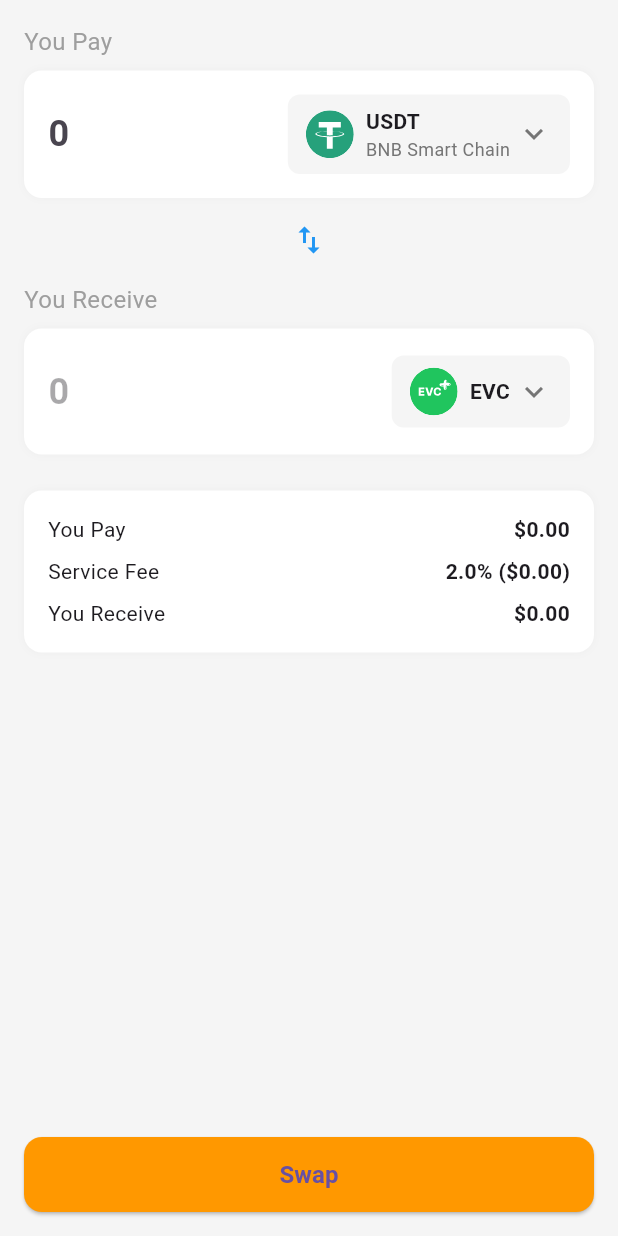
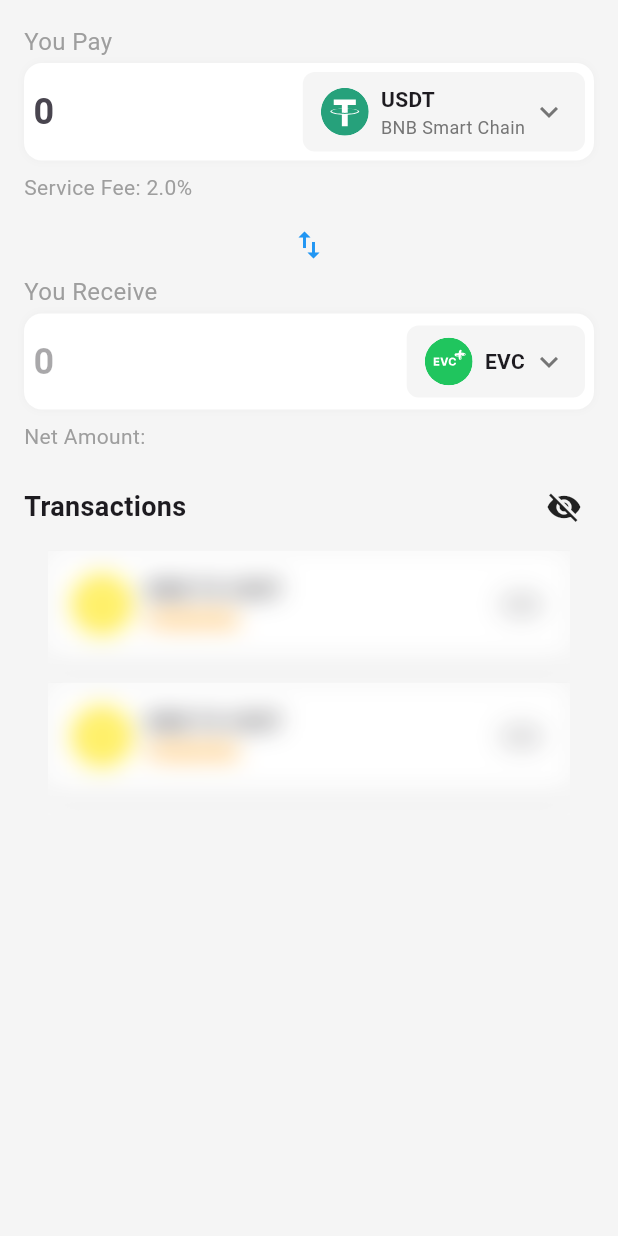
Before and after one commit to ca211-group13/e-badal-mobile, a Flutter app: the screen it shows after launch, on a phone screen of 412 x 824 dp. Run offline on Flutter 3.47's test engine with Material 3 defaults, Android fonts, the phone set to English and light mode, and no system bars; drawn by our look-alikes of blur; our stand-ins replace flutter_svg.

Commit message:
transaction list

```diff
--- a/lib/pages/home/home.dart
+++ b/lib/pages/home/home.dart
@@ -1,5 +1,6 @@
-
 // crypto_swap_screen.dart
+import 'package:crypto_to_local_exchange_app/widgets/paymentDetails%20.dart';
+import 'package:crypto_to_local_exchange_app/widgets/transactionList.dart';
 import 'package:flutter/material.dart';
 import 'package:flutter_svg/flutter_svg.dart';
 import 'package:crypto_to_local_exchange_app/pages/components/cryptoDropdown.dart';
@@ -18,7 +19,7 @@
   late CurrencyOption upperSelectedOption;
   late CurrencyOption lowerSelectedOption;
 
-final List<CurrencyOption> cryptoOptions = [
+  final List<CurrencyOption> cryptoOptions = [
     CurrencyOption(
       name: 'USDT BEP-20',
       symbol: 'USDT',
@@ -48,8 +49,9 @@
       symbol: 'SAHAL',
       svgAsset: 'assets/images/sahal.svg',
     ),
-];
+  ];
   void updateReceiveAmount(String value) {
+    setState(() {
     if (value.isEmpty) {
       _toController.text = '';
       return;
@@ -58,14 +60,14 @@
     double fee = inputAmount * (serviceFeePercentage / 100);
     double receiveAmount = inputAmount - fee;
     _toController.text = receiveAmount.toStringAsFixed(2);
-  }
+    });
+}
 
   void swapCurrencies() {
     setState(() {
       final temp = upperSelectedOption;
       upperSelectedOption = lowerSelectedOption;
       lowerSelectedOption = temp;
-
       // Clear input fields when swapping
       _fromController.clear();
       _toController.clear();
@@ -79,7 +81,8 @@
     lowerSelectedOption = cryptoOptions[2];
 
     // Add listeners to properly dispose
-    _fromController.addListener(() => updateReceiveAmount(_fromController.text));
+    _fromController
+        .addListener(() => updateReceiveAmount(_fromController.text));
   }
 
   @override
@@ -91,6 +94,7 @@
 
   @override
   Widget build(BuildContext context) {
+    print('i see nothign' + _fromController.text);
     return Scaffold(
       backgroundColor: Colors.grey[100],
       body: SafeArea(
@@ -106,9 +110,9 @@
                   color: Colors.grey,
                 ),
               ),
-              const SizedBox(height: 8),
+              const SizedBox(height: 3),
               Container(
-                padding: const EdgeInsets.all(16),
+                padding: const EdgeInsets.all(6),
                 decoration: BoxDecoration(
                   color: Colors.white,
                   borderRadius: BorderRadius.circular(12),
@@ -157,12 +161,22 @@
                 ),
               ),
 
+              // Fee Information (Below "You Pay")
+              const SizedBox(height: 8),
+              Text(
+                'Service Fee: $serviceFeePercentage% ${_fromController.text.isNotEmpty ? '(\$${((double.tryParse(_fromController.text) ?? 0) * (serviceFeePercentage / 100)).toStringAsFixed(2)})' : ''}',
+                style: const TextStyle(
+                  fontSize: 14,
+                  color: Colors.grey,
+                ),
+              ),
+
               // Swap Icon Button
               Center(
                 child: IconButton(
                   icon: const Icon(Icons.swap_vert, color: Colors.blue),
                   onPressed: swapCurrencies,
-                  padding: const EdgeInsets.symmetric(vertical: 16),
+                  padding: const EdgeInsets.only(top: 8),
                 ),
               ),
 
@@ -173,9 +187,9 @@
                   color: Colors.grey,
                 ),
               ),
-              const SizedBox(height: 8),
+              const SizedBox(height: 3),
               Container(
-                padding: const EdgeInsets.all(16),
+                padding: const EdgeInsets.all(6),
                 decoration: BoxDecoration(
                   color: Colors.white,
                   borderRadius: BorderRadius.circular(12),
@@ -224,84 +238,20 @@
                 ),
               ),
 
-              const SizedBox(height: 24),
-
-              // Fee Information
-              Container(
-                padding: const EdgeInsets.all(16),
-                decoration: BoxDecoration(
-                  color: Colors.white,
-                  borderRadius: BorderRadius.circular(12),
-                  boxShadow: [
-                    BoxShadow(
-                      color: Colors.grey.shade200,
-                      blurRadius: 4,
-                    ),
-                  ],
-                ),
-                child: Column(
-                  children: [
-                    Row(
-                      mainAxisAlignment: MainAxisAlignment.spaceBetween,
-                      children: [
-                        const Text('You Pay'),
-                        Text(
-                          '\$${_fromController.text.isEmpty ? "0.00" : _fromController.text}',
-                          style: const TextStyle(fontWeight: FontWeight.bold),
-                        ),
-                      ],
-                    ),
-                    const SizedBox(height: 8),
-                    Row(
-                      mainAxisAlignment: MainAxisAlignment.spaceBetween,
-                      children: [
-                        const Text('Service Fee'),
-                        Text(
-                          '${serviceFeePercentage}% (\$${(_fromController.text.isEmpty ? 0 : double.parse(_fromController.text) * serviceFeePercentage / 100).toStringAsFixed(2)})',
-                          style: const TextStyle(fontWeight: FontWeight.bold),
-                        ),
-                      ],
-                    ),
-                    const SizedBox(height: 8),
-                    Row(
-                      mainAxisAlignment: MainAxisAlignment.spaceBetween,
-                      children: [
-                        const Text('You Receive'),
-                        Text(
-                          '\$${_toController.text.isEmpty ? "0.00" : _toController.text}',
-                          style: const TextStyle(fontWeight: FontWeight.bold),
-                        ),
-                      ],
-                    ),
-                  ],
+              // Fee Information (Below "You Receive")
+              const SizedBox(height: 8),
+              Text(
+                'Net Amount: ${_toController.text.isNotEmpty ? '\$${_toController.text}' : ''}',
+                style: const TextStyle(
+                  fontSize: 14,
+                  color: Colors.grey,
                 ),
               ),
 
-              const Spacer(),
+              const SizedBox(height: 24),
 
-              // Swap Button
-              SizedBox(
-                width: double.infinity,
-                height: 50,
-                child: ElevatedButton(
-                  onPressed: () {
-                    // Implement swap functionality
-                  },
-                  style: ElevatedButton.styleFrom(
-                    backgroundColor: Colors.orange,
-                    shape: RoundedRectangleBorder(
-                      borderRadius: BorderRadius.circular(12),
-                    ),
-                  ),
-                  child: const Text(
-                    'Swap',
-                    style: TextStyle(
-                      fontSize: 16,
-                      fontWeight: FontWeight.bold,
-                    ),
-                  ),
-                ),
-              ),
+
+              TransactionList(),
             ],
           ),
         ),
--- /dev/null
+++ b/lib/widgets/paymentDetails .dart
@@ -0,0 +1,78 @@
+import 'package:flutter/material.dart';
+
+class PaymentDetails extends StatelessWidget {
+  const PaymentDetails({super.key});
+
+  @override
+  Widget build(BuildContext context) {
+    // Hardcoded values
+    const double youPay = 100.00;
+    const double serviceFeePercentage = 2.0;
+    const double serviceFee = 2.00;
+    const double youReceive = 98.00;
+
+    return Container(
+      padding: const EdgeInsets.symmetric(vertical: 16, horizontal: 20),
+      decoration: BoxDecoration(
+        color: Colors.white,
+        borderRadius: BorderRadius.circular(12),
+        boxShadow: [
+          BoxShadow(
+            color: Colors.black.withOpacity(0.05),
+            blurRadius: 10,
+            offset: const Offset(0, 4),
+          ),
+        ],
+      ),
+      child: Column(
+        crossAxisAlignment: CrossAxisAlignment.start,
+        children: [
+          // Header
+
+          // Fee Breakdown
+          _buildDetailRow(
+            'You Pay',
+            '\$${youPay.toStringAsFixed(2)}',
+            bold: true,
+          ),
+          const Divider(color: Colors.grey, thickness: 0.5, height: 24),
+          _buildDetailRow(
+            'Service Fee',
+            '$serviceFeePercentage% (\$${serviceFee.toStringAsFixed(2)})',
+          ),
+          const Divider(color: Colors.grey, thickness: 0.5, height: 24),
+          _buildDetailRow(
+            'You Receive',
+            '\$${youReceive.toStringAsFixed(2)}',
+            bold: true,
+            color: Colors.green,
+          ),
+        ],
+      ),
+    );
+  }
+
+  Widget _buildDetailRow(String label, String value,
+      {bool bold = false, Color? color}) {
+    return Row(
+      mainAxisAlignment: MainAxisAlignment.spaceBetween,
+      children: [
+        Text(
+          label,
+          style: TextStyle(
+            fontSize: 16,
+            color: Colors.grey.shade700,
+          ),
+        ),
+        Text(
+          value,
+          style: TextStyle(
+            fontSize: 16,
+            fontWeight: bold ? FontWeight.bold : FontWeight.normal,
+            color: color ?? Colors.black87,
+          ),
+        ),
+      ],
+    );
+  }
+}
--- /dev/null
+++ b/lib/widgets/transactionList.dart
@@ -0,0 +1,137 @@
+import 'package:flutter/material.dart';
+import 'package:blur/blur.dart';
+import 'package:flutter/widgets.dart';
+
+class TransactionList extends StatefulWidget {
+  @override
+  _TransactionListState createState() => _TransactionListState();
+}
+
+class _TransactionListState extends State<TransactionList> {
+  bool _isBlurred = true;
+
+  void _toggleBlur() {
+    setState(() {
+      _isBlurred = !_isBlurred;
+    });
+  }
+
+  @override
+  Widget build(BuildContext context) {
+    return Expanded(
+      child: Column(
+        children: [
+          Row(
+            mainAxisAlignment: MainAxisAlignment.spaceBetween,
+            children: [
+              Text(
+                "Transactions",
+                style: TextStyle(
+                  fontSize: 18,
+                  fontWeight: FontWeight.bold,
+                ),
+              ),
+              GestureDetector(
+                onTap: _toggleBlur,
+                child: Padding(
+                  padding: const EdgeInsets.only(right: 8.0),
+                  child: Icon(
+                      _isBlurred ? Icons.visibility_off : Icons.remove_red_eye),
+                ),
+              )
+              // TextButton(
+              //   onPressed: _toggleBlur,
+              //   child: Text(
+              //     _isBlurred ? "Show" : "Hide",
+              //     style: TextStyle(
+              //       color: Colors.blue,
+              //       fontWeight: FontWeight.bold,
+              //     ),
+              //   ),
+              // ),
+            ],
+          ),
+          Expanded(
+            child: ListView.builder(
+              padding: EdgeInsets.all(16),
+              itemCount: 2,
+              itemBuilder: (context, index) {
+                return _isBlurred
+                    ? Blur(
+                        blur: 8,
+                        colorOpacity: 0.1,
+                        child: _buildTransactionItem())
+                    : _buildTransactionItem();
+              },
+            ),
+          ),
+        ],
+      ),
+    );
+  }
+
+  Widget _buildTransactionItem() {
+    return Container(
+      margin: EdgeInsets.only(bottom: 16),
+      padding: EdgeInsets.all(16),
+      decoration: BoxDecoration(
+        color: Colors.white,
+        borderRadius: BorderRadius.circular(12),
+        boxShadow: [
+          BoxShadow(
+            color: Colors.black.withOpacity(0.1),
+            blurRadius: 10,
+            spreadRadius: 1,
+          ),
+        ],
+      ),
+      child: Row(
+        mainAxisAlignment: MainAxisAlignment.spaceBetween,
+        children: [
+          Row(
+            children: [
+              CircleAvatar(
+                backgroundColor: Colors.yellow,
+                child: Text(
+                  "B",
+                  style: TextStyle(color: Colors.white),
+                ),
+              ),
+              SizedBox(width: 10),
+              Column(
+                crossAxisAlignment: CrossAxisAlignment.start,
+                children: [
+                  Text(
+                    "BNB TO USDT",
+                    style: TextStyle(fontWeight: FontWeight.bold),
+                  ),
+                  Text(
+                    "PENDING",
+                    style: TextStyle(
+                      color: Colors.orange,
+                      fontWeight: FontWeight.w600,
+                    ),
+                  ),
+                ],
+              ),
+            ],
+          ),
+          _isBlurred
+              ? Blur(
+                  blur: 8,
+                  colorOpacity: 0.1,
+                  borderRadius: BorderRadius.circular(12),
+                  child: Text(
+                    "\$200",
+                    style: TextStyle(fontWeight: FontWeight.bold),
+                  ),
+                )
+              : Text(
+                  "\$200",
+                  style: TextStyle(fontWeight: FontWeight.bold),
+                ),
+        ],
+      ),
+    );
+  }
+}
--- a/pubspec.yaml
+++ b/pubspec.yaml
@@ -36,6 +36,8 @@
   # Use with the CupertinoIcons class for iOS style icons.
   cupertino_icons: ^1.0.6
   flutter_svg: ^2.0.10+1
+  blur: ^3.0.0 # Adjust the version as needed
+
 
 dev_dependencies:
   flutter_test:
```
Also changed, not shown: pubspec.lock.
